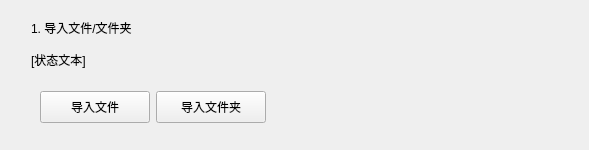
The window that QtUI/Widgets/ImportServer/ImportFileFolderWidget.ui (MCSLTeam/MCSL2) describes before a commit, drawn with Qt 5.
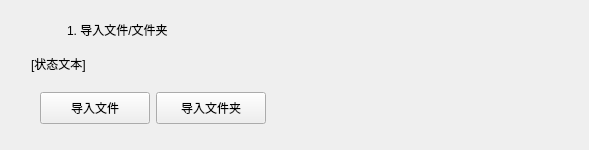
The same window after the commit. Custom widgets are drawn as their Qt base class.

The edit to the form file:
```diff
--- a/QtUI/Widgets/ImportServer/ImportFileFolderWidget.ui
+++ b/QtUI/Widgets/ImportServer/ImportFileFolderWidget.ui
@@ -48,8 +48,43 @@
      </property>
     </spacer>
    </item>
+   <item row="2" column="3">
+    <spacer name="Spacer2">
+     <property name="orientation">
+      <enum>Qt::Horizontal</enum>
+     </property>
+     <property name="sizeHint" stdset="0">
+      <size>
+       <width>265</width>
+       <height>20</height>
+      </size>
+     </property>
+    </spacer>
+   </item>
    <item row="0" column="1">
-    <widget class="SubtitleLabel" name="importTitle">
+    <widget class="PixmapLabel" name="statusIcon">
+     <property name="sizePolicy">
+      <sizepolicy hsizetype="Fixed" vsizetype="Fixed">
+       <horstretch>0</horstretch>
+       <verstretch>0</verstretch>
+      </sizepolicy>
+     </property>
+     <property name="minimumSize">
+      <size>
+       <width>30</width>
+       <height>30</height>
+      </size>
+     </property>
+     <property name="maximumSize">
+      <size>
+       <width>30</width>
+       <height>30</height>
+      </size>
+     </property>
+    </widget>
+   </item>
+   <item row="0" column="2" colspan="2">
+    <widget class="SubtitleLabel" name="title">
      <property name="sizePolicy">
       <sizepolicy hsizetype="Minimum" vsizetype="Fixed">
        <horstretch>0</horstretch>
@@ -61,20 +96,7 @@
      </property>
     </widget>
    </item>
-   <item row="1" column="1">
-    <widget class="BodyLabel" name="statusText">
-     <property name="sizePolicy">
-      <sizepolicy hsizetype="Expanding" vsizetype="Fixed">
-       <horstretch>0</horstretch>
-       <verstretch>0</verstretch>
-      </sizepolicy>
-     </property>
-     <property name="text">
-      <string>[状态文本]</string>
-     </property>
-    </widget>
-   </item>
-   <item row="2" column="1">
+   <item row="2" column="1" colspan="2">
     <widget class="QWidget" name="importBtnWidget" native="true">
      <property name="sizePolicy">
       <sizepolicy hsizetype="Fixed" vsizetype="Fixed">
@@ -124,18 +146,18 @@
      </layout>
     </widget>
    </item>
-   <item row="2" column="2">
-    <spacer name="Spacer2">
-     <property name="orientation">
-      <enum>Qt::Horizontal</enum>
+   <item row="1" column="1" colspan="2">
+    <widget class="BodyLabel" name="statusText">
+     <property name="sizePolicy">
+      <sizepolicy hsizetype="Expanding" vsizetype="Fixed">
+       <horstretch>0</horstretch>
+       <verstretch>0</verstretch>
+      </sizepolicy>
      </property>
-     <property name="sizeHint" stdset="0">
-      <size>
-       <width>265</width>
-       <height>20</height>
-      </size>
+     <property name="text">
+      <string>[状态文本]</string>
      </property>
-    </spacer>
+    </widget>
    </item>
   </layout>
  </widget>
@@ -150,6 +172,11 @@
    <extends>PushButton</extends>
    <header>qfluentwidgets</header>
   </customwidget>
+  <customwidget>
+   <class>PixmapLabel</class>
+   <extends>QLabel</extends>
+   <header>qfluentwidgets</header>
+  </customwidget>
   <customwidget>
    <class>CardWidget</class>
    <extends>QFrame</extends>
```
Left out of the diff: 4 changed lines with no effect on the pictures.
